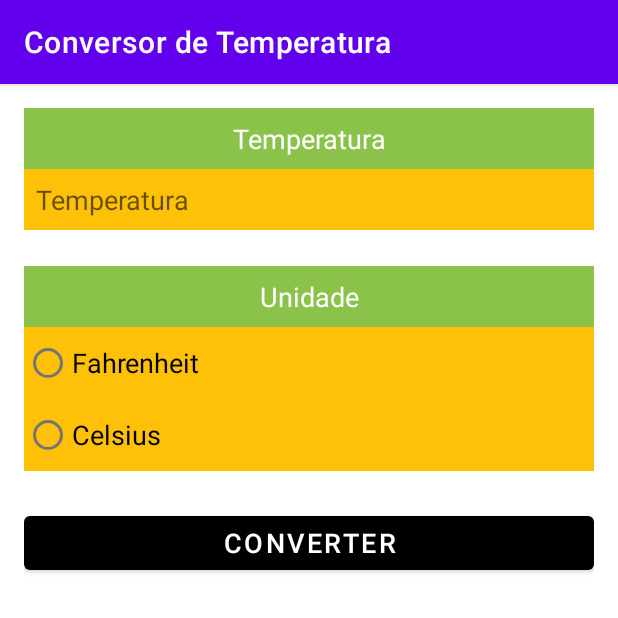
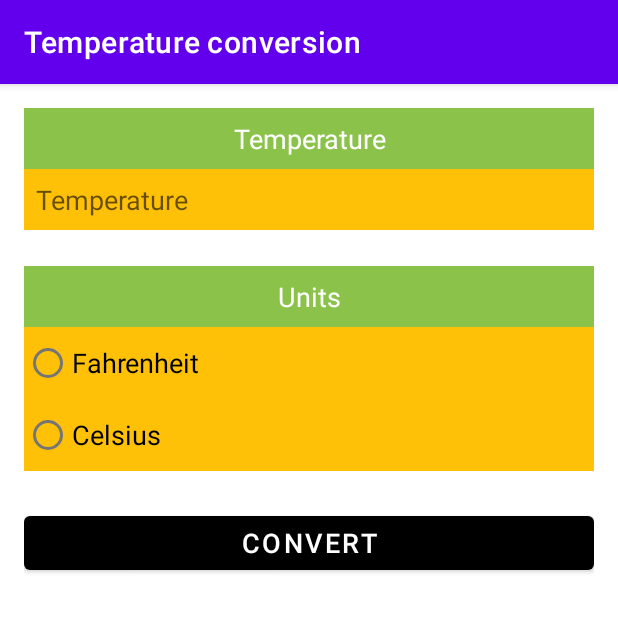
Before and after one commit to robertoAdelino/Farenheit, an Android app: the screen it shows after launch (MainActivity), on a phone screen of 412 x 824 dp, the top half of it. Run offline under Robolectric (Android 15) with nearby library versions, the phone set to English and light mode, and no system bars.

Commit message:
Fina commit

```diff
--- a/app/src/main/java/roberto/adelino/farenheit/TemperaturaCelsius.java
+++ b/app/src/main/java/roberto/adelino/farenheit/TemperaturaCelsius.java
@@ -7,7 +7,7 @@ public class TemperaturaCelsius extends  Temperatura {
     }
     @Override
     public double getFahrenheit() {
-        return (valor+1.8) + 32.0 ;
+        return (valor*1.8) + 32.0 ;
     }
 
     @Override
--- a/app/src/main/res/layout/activity_main.xml
+++ b/app/src/main/res/layout/activity_main.xml
@@ -44,6 +44,7 @@
         tools:text="Unidade" />
 
     <RadioGroup
+        android:id="@+id/radioGroupUnidades"
         android:layout_width="match_parent"
         android:layout_height="wrap_content"
         android:background="@color/corInputs">
--- a/app/src/main/res/values/strings.xml
+++ b/app/src/main/res/values/strings.xml
@@ -1,8 +1,8 @@
 <resources>
-    <string name="app_name">Conversor de Temperatura</string>
-    <string name="temperatura">Temperatura</string>
-    <string name="Unidade">Unidade</string>
+    <string name="app_name">Temperature conversion</string>
+    <string name="temperatura">Temperature</string>
+    <string name="Unidade">Units</string>
     <string name="fahrenheit">Fahrenheit</string>
     <string name="celsius">Celsius</string>
-    <string name="converter">Converter</string>
+    <string name="converter">Convert</string>
 </resources>
```
Also changed, not shown: app/src/main/java/roberto/adelino/farenheit/ConsultarTemperaturaActivity.java (+11 -3 lines), app/src/main/java/roberto/adelino/farenheit/MainActivity.java (+42 -7 lines), 1 other file.
